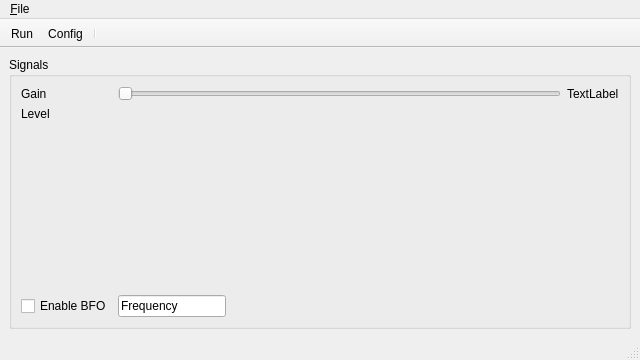
Old version of the form src/windows/main.ui in the repository sardylan/audioreceiver.
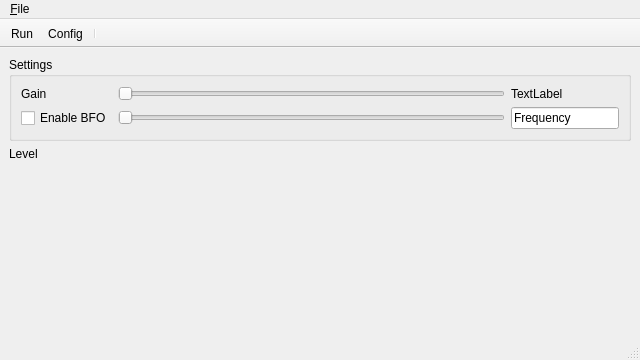
New version of the form.

Diff of the .ui file:
```diff
--- a/src/windows/main.ui
+++ b/src/windows/main.ui
@@ -13,14 +13,14 @@
         <property name="windowTitle">
             <string>Audio Receiver</string>
         </property>
-        <widget class="QWidget" name="centralwidget">
-            <layout class="QGridLayout" name="gridLayout" rowstretch="0">
-                <item row="0" column="0">
-                    <widget class="QGroupBox" name="groupBox">
+        <widget class="QWidget" name="centralWidget">
+            <layout class="QGridLayout" name="gridLayout" rowstretch="0,0,1">
+                <item row="0" column="0" colspan="2">
+                    <widget class="QGroupBox" name="settingsGroupBox">
                         <property name="title">
-                            <string>Signals</string>
+                            <string>Settings</string>
                         </property>
-                        <layout class="QGridLayout" name="gridLayout_2" rowstretch="0,0,1,0" columnstretch="0,0,1,0">
+                        <layout class="QGridLayout" name="gridLayout_2" rowstretch="0,0" columnstretch="0,1,0">
                             <item row="0" column="0">
                                 <widget class="QLabel" name="gainLabel">
                                     <property name="text">
@@ -28,14 +28,14 @@
                                     </property>
                                 </widget>
                             </item>
-                            <item row="0" column="1" colspan="2">
+                            <item row="0" column="1">
                                 <widget class="QSlider" name="gainSlider">
                                     <property name="orientation">
                                         <enum>Qt::Horizontal</enum>
                                     </property>
                                 </widget>
                             </item>
-                            <item row="0" column="3">
+                            <item row="0" column="2">
                                 <widget class="QLabel" name="gainValue">
                                     <property name="text">
                                         <string>TextLabel</string>
@@ -43,27 +43,21 @@
                                 </widget>
                             </item>
                             <item row="1" column="0">
-                                <widget class="QLabel" name="vuMeterlabel">
-                                    <property name="text">
-                                        <string>Level</string>
-                                    </property>
-                                </widget>
-                            </item>
-                            <item row="1" column="1" colspan="3">
-                                <widget class="QStackedWidget" name="vuMeterStackedWidget"/>
-                            </item>
-                            <item row="2" column="0" colspan="4">
-                                <widget class="QStackedWidget" name="waterfallStackedWidget"/>
-                            </item>
-                            <item row="3" column="0">
-                                <widget class="QCheckBox" name="bfoCheckBox">
+                                <widget class="QCheckBox" name="bfoEnableCheckBox">
                                     <property name="text">
                                         <string>Enable BFO</string>
                                     </property>
                                 </widget>
                             </item>
-                            <item row="3" column="1">
-                                <widget class="QLineEdit" name="bfoFrequenctValue">
+                            <item row="1" column="1">
+                                <widget class="QSlider" name="bfoFrequencySlider">
+                                    <property name="orientation">
+                                        <enum>Qt::Horizontal</enum>
+                                    </property>
+                                </widget>
+                            </item>
+                            <item row="1" column="2">
+                                <widget class="QLineEdit" name="bfoFrequencyValue">
                                     <property name="text">
                                         <string>Frequency</string>
                                     </property>
@@ -80,6 +74,19 @@
                         <zorder>bfoFrequenctValue</zorder>
                     </widget>
                 </item>
+                <item row="1" column="0">
+                    <widget class="QLabel" name="vuMeterlabel">
+                        <property name="text">
+                            <string>Level</string>
+                        </property>
+                    </widget>
+                </item>
+                <item row="1" column="1">
+                    <widget class="QStackedWidget" name="vuMeterStackedWidget"/>
+                </item>
+                <item row="2" column="0" colspan="2">
+                    <widget class="QStackedWidget" name="waterfallStackedWidget"/>
+                </item>
             </layout>
         </widget>
         <widget class="QMenuBar" name="menubar">
```
Left out of the diff: 16 changed lines with no effect on the pictures.
